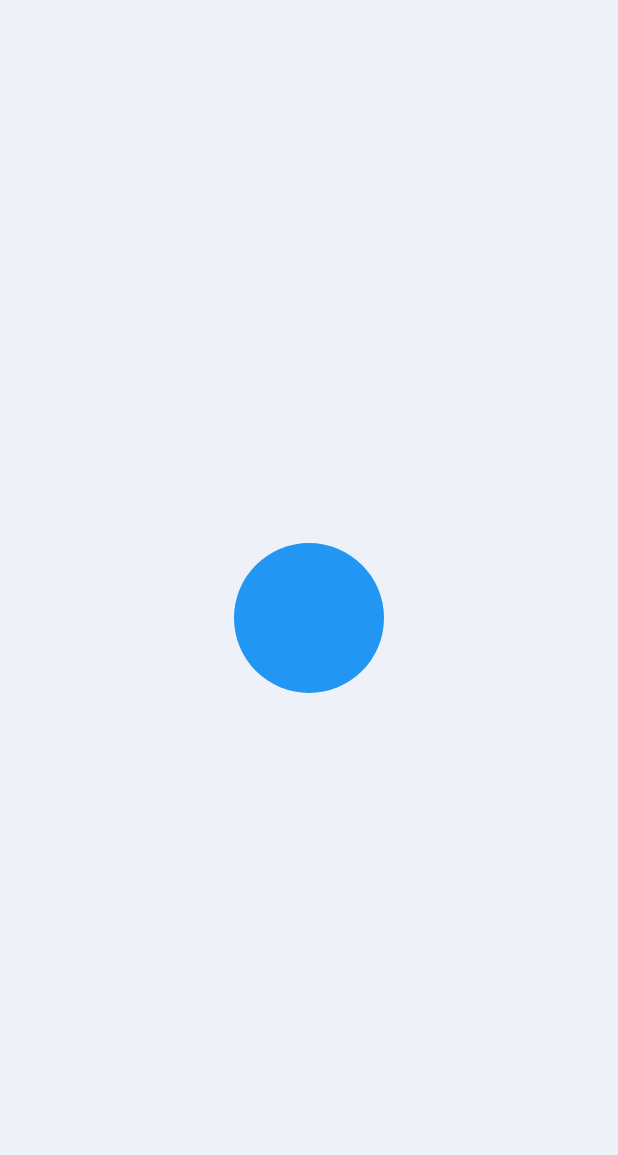
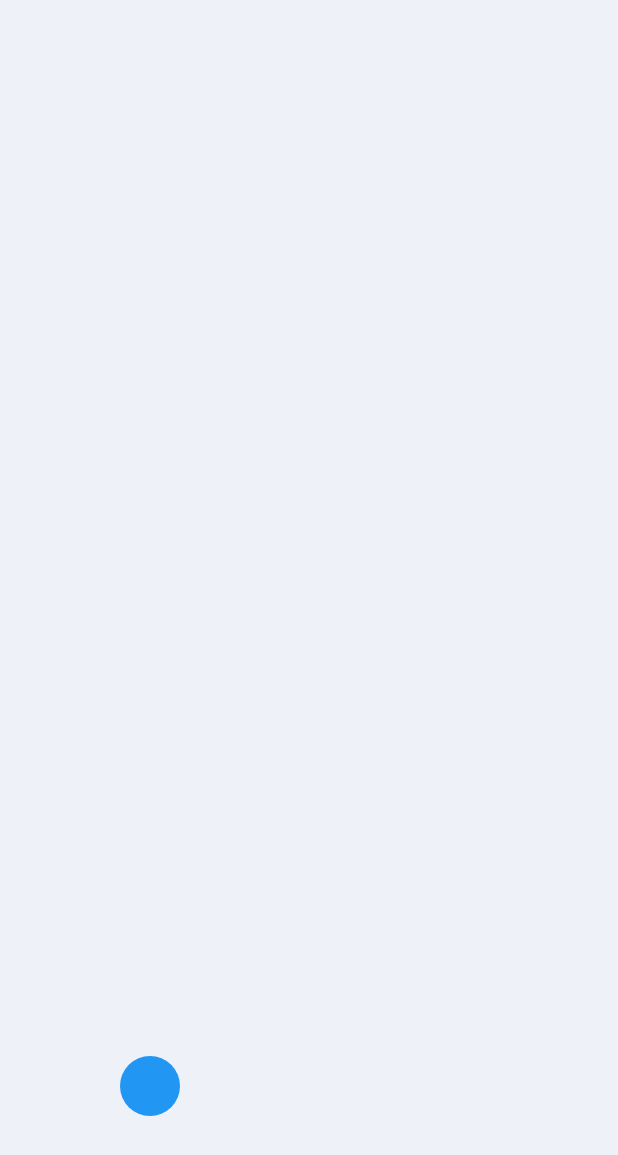
Before and after one commit to Tosin2289/Animation-flutter, a Flutter app: the screen it shows after launch, on a phone screen of 412 x 824 dp. Shown: the top 1155 px of the screen. Run offline on Flutter 3.47's test engine with Material 2 defaults, Android fonts, the phone set to English and light mode, and no system bars; our stand-ins replace flutter_svg, lottie, rive.

Commit message:
custom painter bouncing ball animation

```diff
--- a/lib/custom_painter_example/bouncing_ball_animation.dart
+++ b/lib/custom_painter_example/bouncing_ball_animation.dart
@@ -7,18 +7,64 @@ class BouncingBallAnimation extends StatefulWidget {
   State<BouncingBallAnimation> createState() => _BouncingBallAnimationState();
 }
 
-class _BouncingBallAnimationState extends State<BouncingBallAnimation> {
+class _BouncingBallAnimationState extends State<BouncingBallAnimation>
+    with SingleTickerProviderStateMixin {
+  late AnimationController controller;
+  late Animation<double> animation;
+  @override
+  void initState() {
+    super.initState();
+    controller =
+        AnimationController(vsync: this, duration: const Duration(seconds: 1));
+    animation = Tween<double>(begin: 0, end: 1).animate(controller);
+    animation.addStatusListener((status) {
+      if (status == AnimationStatus.completed) {
+        controller.reverse();
+      } else if (status == AnimationStatus.dismissed) {
+        controller.forward();
+      }
+    });
+    controller.forward();
+  }
+
   @override
   Widget build(BuildContext context) {
     return Scaffold(
       body: SafeArea(
         child: Column(
           mainAxisAlignment: MainAxisAlignment.end,
-          children: const [
+          children: [
             // Need Ball
+            AnimatedBuilder(
+              animation: animation,
+              builder: (context, child) {
+                return CustomPaint(
+                  size: const Size(200, 200),
+                  painter: BouncingBallPainter(animation.value),
+                );
+              },
+            ),
           ],
         ),
       ),
     );
   }
 }
+
+class BouncingBallPainter extends CustomPainter {
+  final double animationValue;
+
+  BouncingBallPainter(this.animationValue);
+  @override
+  void paint(Canvas canvas, Size size) {
+    canvas.drawCircle(
+        Offset(size.width / 2, size.height - (size.height * animationValue)),
+        20,
+        Paint()..color = Colors.blue);
+  }
+
+  @override
+  bool shouldRepaint(covariant CustomPainter oldDelegate) {
+    return true;
+  }
+}
--- a/lib/main.dart
+++ b/lib/main.dart
@@ -1,6 +1,5 @@
-import 'package:animation/page_route_builder_animation/splash_animation.dart';
 import 'package:flutter/material.dart';
-import 'explicit_examples/loading_animation.dart';
+import 'custom_painter_example/bouncing_ball_animation.dart';
 
 void main() {
   runApp(const MyApp());
@@ -29,7 +28,7 @@ class MyApp extends StatelessWidget {
             errorBorder: defaultInputBorder,
           ),
         ),
-        home: const SplashAnimation());
+        home: const BouncingBallAnimation());
   }
 }
 
```
